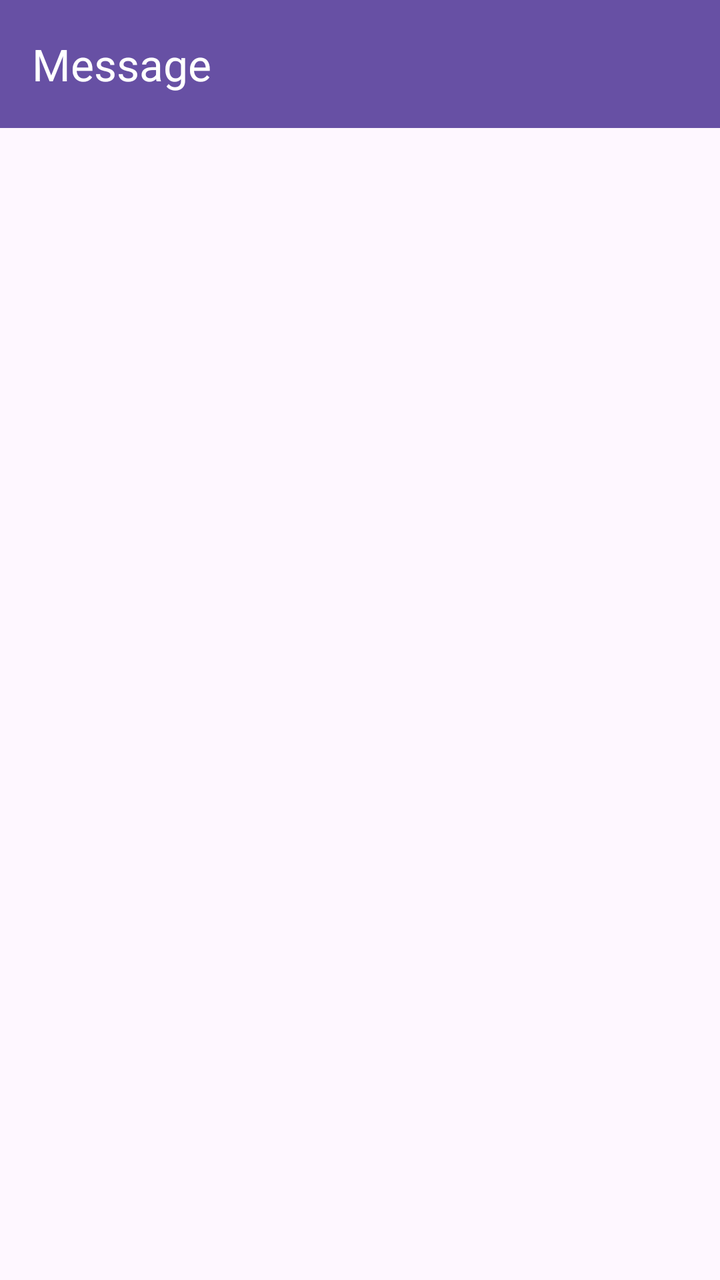
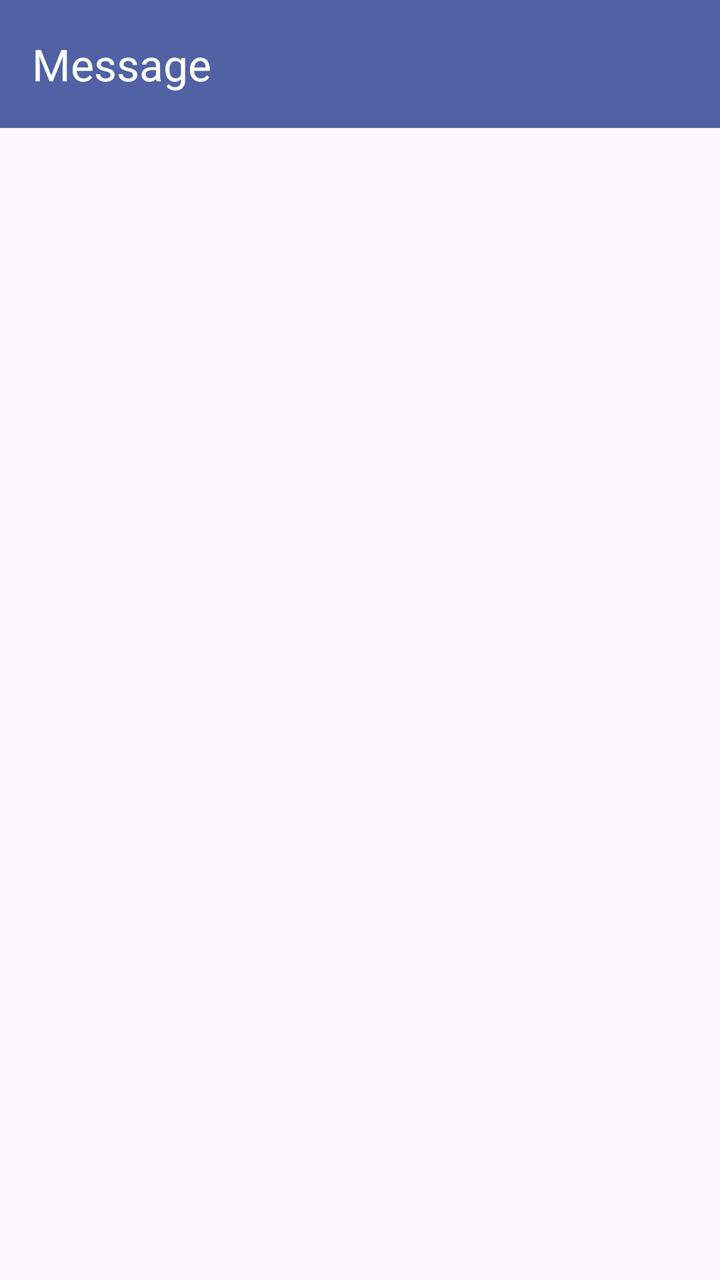

Compare the two renders of this Android layout. The source of the first and the diff that turns it into the second are given below.
<!-- AndroidManifest.xml: application theme Theme.P3Isra -->
<!-- res/layout/activity_message_fragment.xml -->
<?xml version="1.0" encoding="utf-8"?>
<androidx.coordinatorlayout.widget.CoordinatorLayout xmlns:android="http://schemas.android.com/apk/res/android"
    xmlns:app="http://schemas.android.com/apk/res-auto"
    xmlns:tools="http://schemas.android.com/tools"
    android:id="@+id/main"
    android:layout_width="match_parent"
    android:layout_height="match_parent"
    tools:context=".Message.MessageFragment">

    <com.google.android.material.appbar.AppBarLayout
        android:id="@+id/appBarLayout"
        android:layout_width="match_parent"
        android:layout_height="wrap_content"
        android:theme="@style/ThemeOverlay.AppCompat.Dark.ActionBar">

        <androidx.appcompat.widget.Toolbar
            android:id="@+id/toolbar"
            android:layout_width="match_parent"
            android:layout_height="?attr/actionBarSize"
            android:background="?attr/colorPrimary"
            app:title="Message"
            app:titleTextColor="@android:color/white"
            app:layout_scrollFlags="scroll|enterAlways" />

    </com.google.android.material.appbar.AppBarLayout>

    <ListView
        android:id="@+id/listMessageItems"
        android:layout_width="match_parent"
        android:layout_height="match_parent"
        app:layout_behavior="@string/appbar_scrolling_view_behavior" />

</androidx.coordinatorlayout.widget.CoordinatorLayout>
<!-- resources referenced by this layout -->
<resources>
  <style name="Theme.P3Isra" parent="Base.Theme.P3Isra" />
  <style name="Base.Theme.P3Isra" parent="Theme.Material3.DayNight.NoActionBar">
          
          
      </style>
</resources>

<!-- the commit's change to res/layout/activity_message_fragment.xml (unified diff, before → after) -->
@@ -17,7 +17,7 @@
             android:id="@+id/toolbar"
             android:layout_width="match_parent"
             android:layout_height="?attr/actionBarSize"
-            android:background="?attr/colorPrimary"
+            android:background="#5062A4"
             app:title="Message"
             app:titleTextColor="@android:color/white"
             app:layout_scrollFlags="scroll|enterAlways" />
